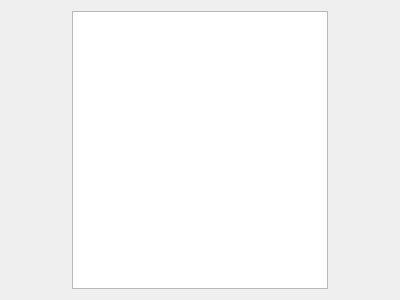
Before: the Qt Designer form controls/editortabfont.ui in riuson/lcd-image-converter, drawn with Qt 5.
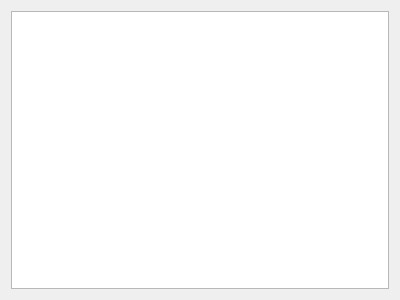
After: the same form once the commit is applied.

Commit message: Changed component to display characters of font

What changed in the file:
```diff
--- a/controls/editortabfont.ui
+++ b/controls/editortabfont.ui
@@ -15,23 +15,7 @@
   </property>
   <layout class="QHBoxLayout" name="horizontalLayout">
    <item>
-    <widget class="QListWidget" name="listWidgetCharacters">
-     <property name="sizePolicy">
-      <sizepolicy hsizetype="Fixed" vsizetype="Expanding">
-       <horstretch>0</horstretch>
-       <verstretch>0</verstretch>
-      </sizepolicy>
-     </property>
-     <property name="alternatingRowColors">
-      <bool>true</bool>
-     </property>
-     <property name="selectionMode">
-      <enum>QAbstractItemView::ExtendedSelection</enum>
-     </property>
-     <property name="uniformItemSizes">
-      <bool>true</bool>
-     </property>
-    </widget>
+    <widget class="QTableView" name="tableViewCharacters"/>
    </item>
   </layout>
  </widget>
```
The commit also changes 5 other files.
